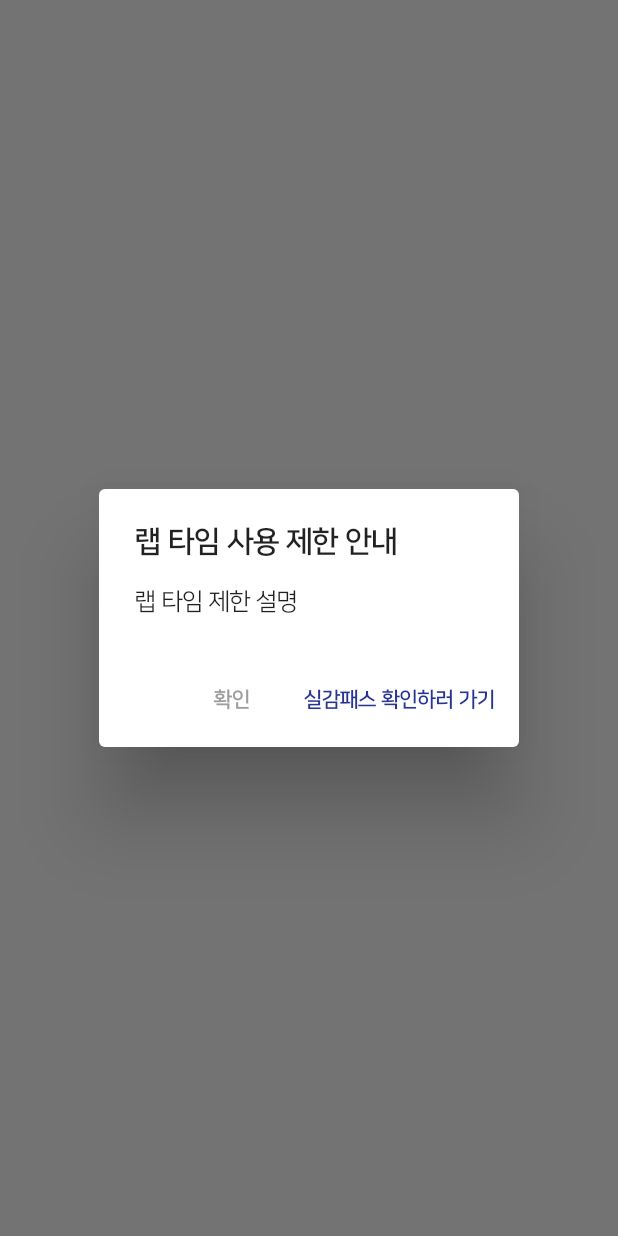
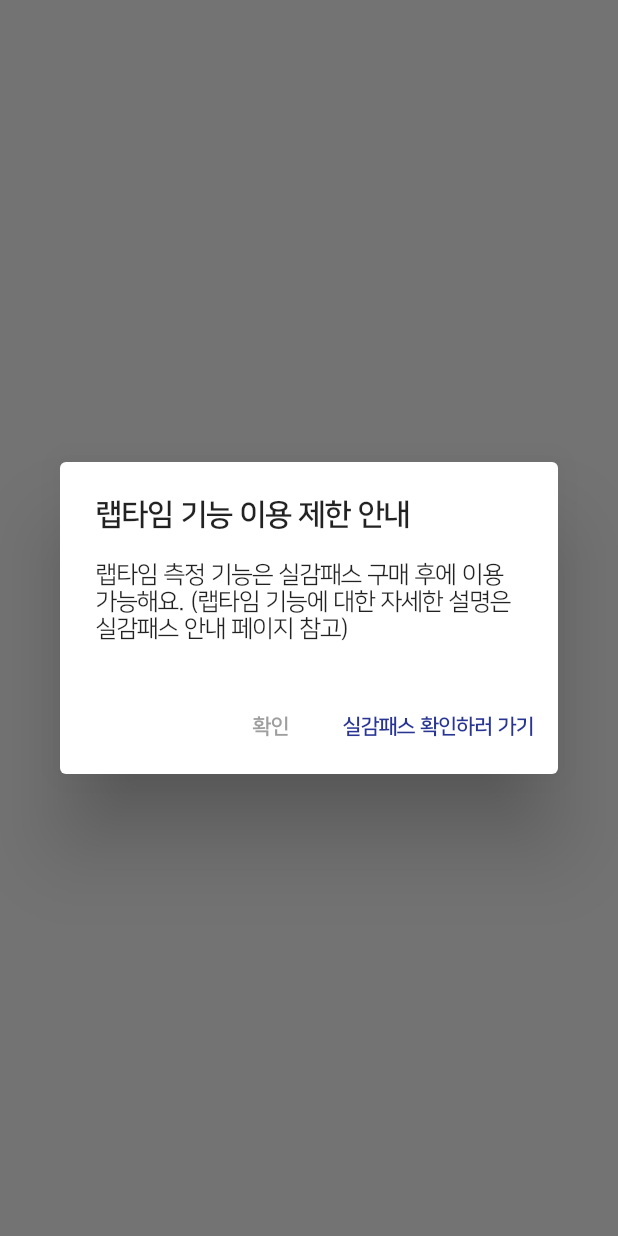
Before and after one commit to silgam/silgam-flutter, a Flutter app: what showLapTimeLimitInfoDialog() shows on an empty page, opened directly, on a phone screen of 412 x 824 dp. Run offline on Flutter 3.47's test engine with Material 2 defaults, Android fonts, the phone set to English and light mode, and no system bars; our stand-ins replace bloc, cached_network_image, carousel_slider, cloud_firestore, connectivity_plus, dio and 35 more; missing offline and left inert: audio_session, flutter_facebook_auth, in_app_purchase_storekit, kakao_flutter_sdk, mixpanel_flutter, rich_text_controller; accounts and stored records are empty; generated files the repository leaves out were written again; network calls fail; statements that could not run were skipped.

Commit message:
feat: 문구 수정

```diff
--- a/lib/presentation/common/dialog.dart
+++ b/lib/presentation/common/dialog.dart
@@ -78,11 +78,11 @@ void showLapTimeLimitInfoDialog(BuildContext context) {
             builder: (context, iapState) {
               return AlertDialog(
                 title: const Text(
-                  '랩 타임 사용 제한 안내',
+                  '랩타임 기능 이용 제한 안내',
                   style: TextStyle(fontWeight: FontWeight.w700),
                 ),
                 content: const Text(
-                  '랩 타임 제한 설명',
+                  '랩타임 측정 기능은 실감패스 구매 후에 이용 가능해요. (랩타임 기능에 대한 자세한 설명은 실감패스 안내 페이지 참고)',
                 ),
                 actions: [
                   TextButton(
--- a/lib/presentation/exam_overview_page/exam_overview_page.dart
+++ b/lib/presentation/exam_overview_page/exam_overview_page.dart
@@ -405,7 +405,7 @@ class _ExamOverviewPageState extends State<ExamOverviewPage> {
             alignment: Alignment.topCenter,
             children: [
               Text(
-                '랩 타임',
+                '랩타임',
                 style: _titleTextStyle,
               ),
               Align(
@@ -439,8 +439,8 @@ class _ExamOverviewPageState extends State<ExamOverviewPage> {
               child: Text(
                 _appCubit.state.productBenefit.isLapTimeAvailable &&
                         !_appCubit.useLapTime
-                    ? '랩 타임 기능이 꺼져있어요.\n설정에서 랩 타임 기능을 켜보세요.'
-                    : '기록된 랩 타임이 없어요.\n시험 중에 LAP 버튼을 눌러 랩 타임을 기록해보세요.',
+                    ? '랩타임 기능이 꺼져있어요.\n설정에서 랩타임 기능을 켜보세요.'
+                    : '기록된 랩타임이 없어요.\n시험 중에 LAP 버튼을 눌러 랩타임을 기록해보세요.',
                 textAlign: TextAlign.center,
                 style: const TextStyle(
                   color: Colors.grey,
@@ -505,7 +505,7 @@ class _ExamOverviewPageState extends State<ExamOverviewPage> {
                 if (isUsingExample)
                   const Positioned.fill(
                     child: FreeUserBlockOverlay(
-                      text: '예시 데이터입니다.\n랩 타임 기능은 실감패스 사용자만 이용 가능해요.',
+                      text: '예시 데이터입니다.\n랩타임 기능은 실감패스 사용자만 이용 가능해요.',
                     ),
                   )
               ],
--- a/lib/presentation/home_page/settings/settings_view.dart
+++ b/lib/presentation/home_page/settings/settings_view.dart
@@ -87,14 +87,14 @@ class _SettingsViewState extends State<SettingsView> {
       const Subtitle(text: '기본 설정', margin: EdgeInsets.zero),
       appState.productBenefit.isLapTimeAvailable
           ? const SettingTile(
-              title: '랩 타임 기능 사용',
-              description: '시험 중 랩 타임을 기록할 수 있어요.',
+              title: '랩타임 기능 사용',
+              description: '시험 중 랩타임 측정을 통해 시간 분배를 확인하고 모의고사 기록에 추가할 수 있어요.',
               preferenceKey: PreferenceKey.useLapTime,
             )
           : SettingTile(
               onTap: _onLapTimeSettingButtonTap,
-              title: '랩 타임 기능 사용',
-              description: '시험 중 랩 타임을 기록할 수 있어요.',
+              title: '랩타임 기능 사용',
+              description: '시험 중 랩타임 측정을 통해 시간 분배를 확인하고 모의고사 기록에 추가할 수 있어요.',
               showArrow: true,
             ),
       const SettingDivider(),
```
